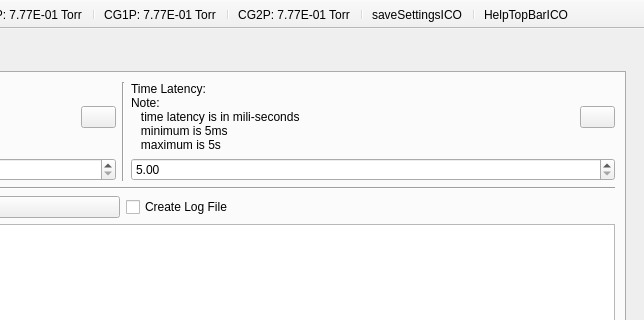
Old version of the form UI/QTUI.ui in the repository Khaled-Agbaryah/PC_GUI_App; both pictures show x 398 to 1042 and y 0 to 320 of the 1042 by 757 pixel window.
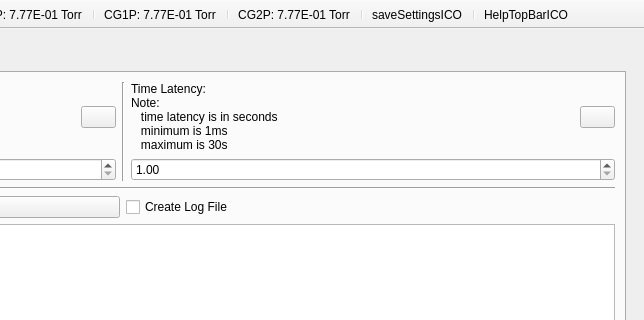
New version of the form. The open tabs and pages were chosen to show the change. Icons and pictures are not drawn.

What changed in the file:
```diff
--- a/UI/QTUI.ui
+++ b/UI/QTUI.ui
@@ -636,9 +636,9 @@
                     <property name="text">
                      <string>Time Latency: 
 Note: 
-   time latency is in mili-seconds 
-   minimum is 5ms 
-   maximum is 5s </string>
+   time latency is in seconds 
+   minimum is 1ms 
+   maximum is 30s </string>
                     </property>
                    </widget>
                   </item>
@@ -660,10 +660,13 @@
                 <item>
                  <widget class="QDoubleSpinBox" name="TimeLatencyDoubleSpinBox">
                   <property name="minimum">
-                   <double>5.000000000000000</double>
+                   <double>1.000000000000000</double>
                   </property>
                   <property name="maximum">
-                   <double>5000.000000000000000</double>
+                   <double>30.000000000000000</double>
+                  </property>
+                  <property name="value">
+                   <double>1.000000000000000</double>
                   </property>
                  </widget>
                 </item>
```
